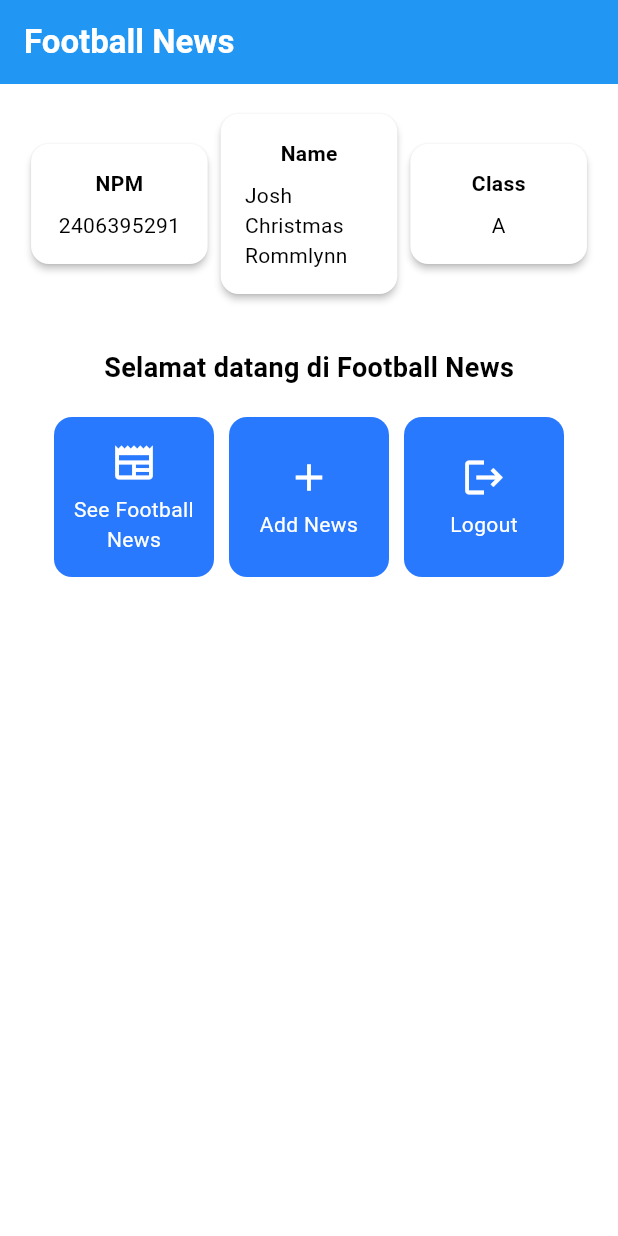
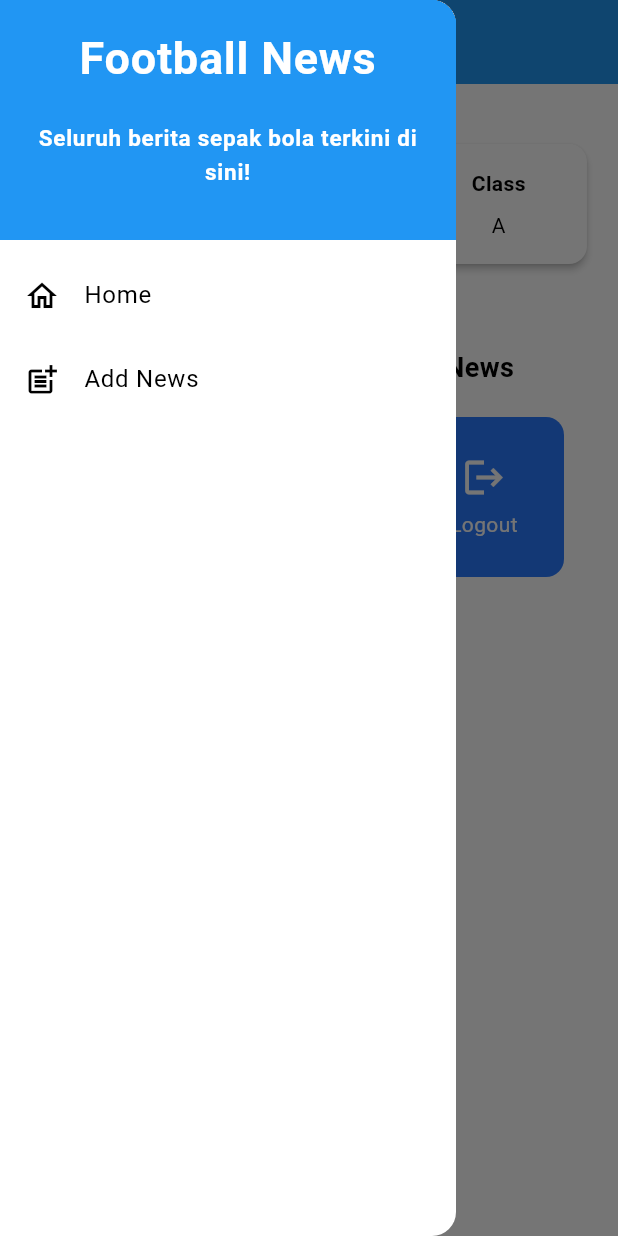
Before and after one commit to joshcr25/football-news-mobile, a Flutter app: the screen it shows after launch, with the side drawer open (before the commit the screen has no drawer), on a phone screen of 412 x 824 dp. Run offline on Flutter 3.47's test engine with Material 3 defaults, Android fonts, the phone set to English and light mode, and no system bars.

Commit message:
Tutorial 7 selesai

```diff
--- a/lib/main.dart
+++ b/lib/main.dart
@@ -1,4 +1,4 @@
-import 'package:football_news/menu.dart';
+import 'package:football_news/screens/menu.dart';
 import 'package:flutter/material.dart';
 
 void main() {
--- a/lib/menu.dart
+++ b/lib/screens/menu.dart
@@ -1,5 +1,7 @@
 import 'package:flutter/material.dart';
-
+// Import drawer widget
+import 'package:football_news/widgets/left_drawer.dart';
+import 'package:football_news/widgets/news_card.dart';
 class MyHomePage extends StatelessWidget {
   MyHomePage({super.key});
 
@@ -22,14 +24,12 @@ class MyHomePage extends StatelessWidget {
         // Judul aplikasi "Football News" dengan teks putih dan tebal.
         title: const Text(
           'Football News',
-          style: TextStyle(
-            color: Colors.white,
-            fontWeight: FontWeight.bold,
-          ),
+          style: TextStyle(color: Colors.white, fontWeight: FontWeight.bold),
         ),
         // Warna latar belakang AppBar diambil dari skema warna tema aplikasi.
         backgroundColor: Theme.of(context).colorScheme.primary,
       ),
+      drawer: LeftDrawer(),
       // Body halaman dengan padding di sekelilingnya.
       body: Padding(
         padding: const EdgeInsets.all(16.0),
@@ -54,7 +54,6 @@ class MyHomePage extends StatelessWidget {
             Center(
               child: Column(
                 // Menyusun teks dan grid item secara vertikal.
-
                 children: [
                   // Menampilkan teks sambutan dengan gaya tebal dan ukuran 18.
                   const Padding(
@@ -96,8 +95,8 @@ class MyHomePage extends StatelessWidget {
 class InfoCard extends StatelessWidget {
   // Kartu informasi yang menampilkan title dan content.
 
-  final String title;  // Judul kartu.
-  final String content;  // Isi kartu.
+  final String title; // Judul kartu.
+  final String content; // Isi kartu.
 
   const InfoCard({super.key, required this.title, required this.content});
 
@@ -108,15 +107,14 @@ class InfoCard extends StatelessWidget {
       elevation: 2.0,
       child: Container(
         // Mengatur ukuran dan jarak di dalam kartu.
-        width: MediaQuery.of(context).size.width / 3.5, // menyesuaikan dengan lebar device yang digunakan.
+        width:
+            MediaQuery.of(context).size.width /
+            3.5, // menyesuaikan dengan lebar device yang digunakan.
         padding: const EdgeInsets.all(16.0),
         // Menyusun title dan content secara vertikal.
         child: Column(
           children: [
-            Text(
-              title,
-              style: const TextStyle(fontWeight: FontWeight.bold),
-            ),
+            Text(title, style: const TextStyle(fontWeight: FontWeight.bold)),
             const SizedBox(height: 8.0),
             Text(content),
           ],
@@ -132,58 +130,3 @@ class ItemHomepage {
 
   ItemHomepage(this.name, this.icon);
 }
-
-
-class ItemCard extends StatelessWidget {
-  // Menampilkan kartu dengan ikon dan nama.
-
-  final ItemHomepage item;
-
-  const ItemCard(this.item, {super.key});
-
-  @override
-  Widget build(BuildContext context) {
-    return Material(
-      // Menentukan warna latar belakang dari tema aplikasi.
-      color: Theme.of(context).colorScheme.secondary,
-      // Membuat sudut kartu melengkung.
-      borderRadius: BorderRadius.circular(12),
-
-      child: InkWell(
-        // Aksi ketika kartu ditekan.
-        onTap: () {
-          // Menampilkan pesan SnackBar saat kartu ditekan.
-          ScaffoldMessenger.of(context)
-            ..hideCurrentSnackBar()
-            ..showSnackBar(
-              SnackBar(content: Text("Kamu telah menekan tombol ${item.name}!"))
-            );
-        },
-        // Container untuk menyimpan Icon dan Text
-        child: Container(
-          padding: const EdgeInsets.all(8),
-          child: Center(
-            child: Column(
-              // Menyusun ikon dan teks di tengah kartu.
-              mainAxisAlignment: MainAxisAlignment.center,
-              children: [
-                Icon(
-                  item.icon,
-                  color: Colors.white,
-                  size: 30.0,
-                ),
-                const Padding(padding: EdgeInsets.all(3)),
-                Text(
-                  item.name,
-                  textAlign: TextAlign.center,
-                  style: const TextStyle(color: Colors.white),
-                ),
-              ],
-            ),
-          ),
-        ),
-      ),
-    );
-  }
-
-}
--- /dev/null
+++ b/lib/widgets/left_drawer.dart
@@ -0,0 +1,74 @@
+import 'package:flutter/material.dart';
+import 'package:football_news/screens/menu.dart';
+import 'package:football_news/screens/newslist_form.dart';
+
+class LeftDrawer extends StatelessWidget {
+  const LeftDrawer({super.key});
+
+  @override
+  Widget build(BuildContext context) {
+    return Drawer(
+      child: ListView(
+        children: [
+          const DrawerHeader(
+  decoration: BoxDecoration(
+    color: Colors.blue,
+  ),
+  child: Column(
+    children: [
+      Text(
+        'Football News',
+        textAlign: TextAlign.center,
+        style: TextStyle(
+          fontSize: 30,
+          fontWeight: FontWeight.bold,
+          color: Colors.white,
+        ),
+      ),
+      Padding(padding: EdgeInsets.all(10)),
+      Text("Seluruh berita sepak bola terkini di sini!",
+      // Tambahkan gaya teks dengan center alignment, font ukuran 15, warna putih, dan weight biasa
+          textAlign: TextAlign.center,
+        style: TextStyle(
+          fontSize: 15,
+          fontWeight: FontWeight.bold,
+          color: Colors.white),
+
+          ),
+    ],
+  ),
+),
+          ListTile(
+  leading: const Icon(Icons.home_outlined),
+  title: const Text('Home'),
+  // Bagian redirection ke MyHomePage
+  onTap: () {
+    Navigator.pushReplacement(
+        context,
+        MaterialPageRoute(
+          builder: (context) => MyHomePage(),
+        ));
+  },
+),
+ListTile(
+  leading: const Icon(Icons.post_add),
+  title: const Text('Add News'),
+  // Bagian redirection ke NewsFormPage
+  onTap: () {
+    /*
+    Buatlah routing ke NewsFormPage di sini,
+    setelah halaman NewsFormPage sudah dibuat.
+    */
+    Navigator.push(
+  context,
+  MaterialPageRoute(
+    builder: (context) => NewsFormPage(), // Pass data
+  ),
+);
+  },
+),
+        ],
+      ),
+    );
+  }
+}
--- /dev/null
+++ b/lib/widgets/news_card.dart
@@ -0,0 +1,59 @@
+import 'package:flutter/material.dart';
+import 'package:football_news/screens/newslist_form.dart';
+import 'package:football_news/screens/menu.dart';
+
+class ItemCard extends StatelessWidget {
+  // Menampilkan kartu dengan ikon dan nama.
+
+  final ItemHomepage item;
+
+  const ItemCard(this.item, {super.key});
+
+  @override
+  Widget build(BuildContext context) {
+    return Material(
+      // Menentukan warna latar belakang dari tema aplikasi.
+      color: Theme.of(context).colorScheme.secondary,
+      // Membuat sudut kartu melengkung.
+      borderRadius: BorderRadius.circular(12),
+
+      child: InkWell(
+        // Aksi ketika kartu ditekan.
+        onTap: () {
+          // Menampilkan pesan SnackBar saat kartu ditekan.
+          ScaffoldMessenger.of(context)
+            ..hideCurrentSnackBar()
+            ..showSnackBar(
+              SnackBar(
+                content: Text("Kamu telah menekan tombol ${item.name}!"),
+              ),
+            );
+          // Navigate ke route yang sesuai (tergantung jenis tombol)
+          if (item.name == "Tambah Berita") {
+            Navigator.push(context,
+            MaterialPageRoute(builder: (context) => const NewsFormPage()));
+            }
+        },
+        // Container untuk menyimpan Icon dan Text
+        child: Container(
+          padding: const EdgeInsets.all(8),
+          child: Center(
+            child: Column(
+              // Menyusun ikon dan teks di tengah kartu.
+              mainAxisAlignment: MainAxisAlignment.center,
+              children: [
+                Icon(item.icon, color: Colors.white, size: 30.0),
+                const Padding(padding: EdgeInsets.all(3)),
+                Text(
+                  item.name,
+                  textAlign: TextAlign.center,
+                  style: const TextStyle(color: Colors.white),
+                ),
+              ],
+            ),
+          ),
+        ),
+      ),
+    );
+  }
+}
```
Also changed, not shown: form_sample/analysis_options.yaml (added, +28 -0 lines), form_sample/lib/main.dart (added, +64 -0 lines), form_sample/pubspec.yaml (added, +89 -0 lines), lib/screens/newslist_form.dart (added, +204 -0 lines), form_sample/pubspec.lock (added), 124 other files. Lines whose indentation alone changed are shown as unchanged.
